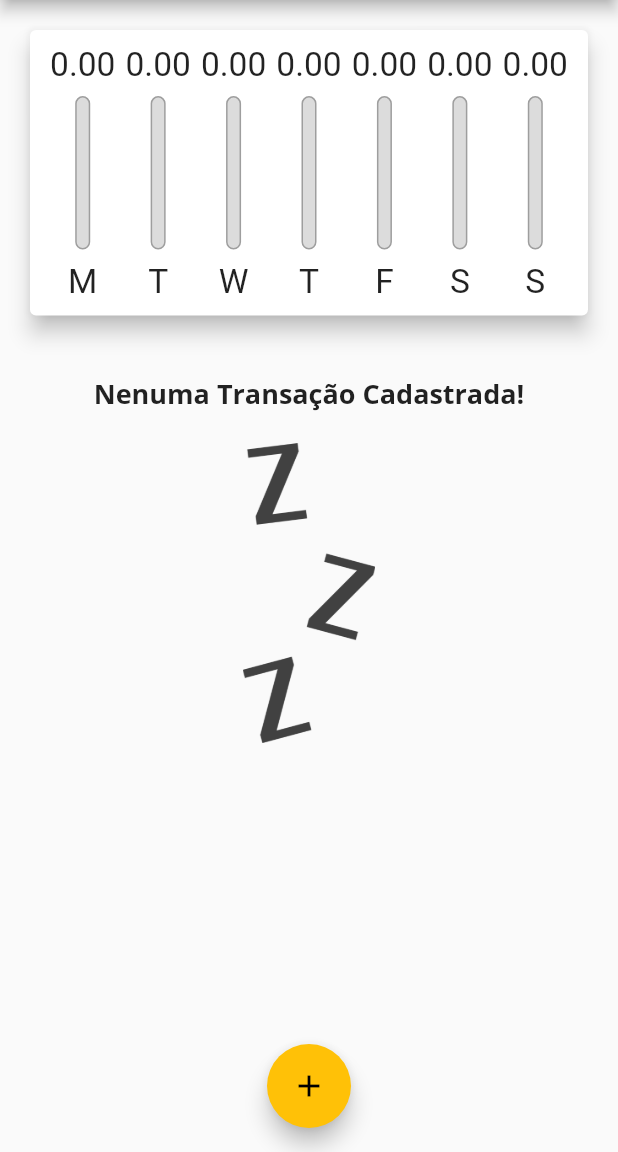
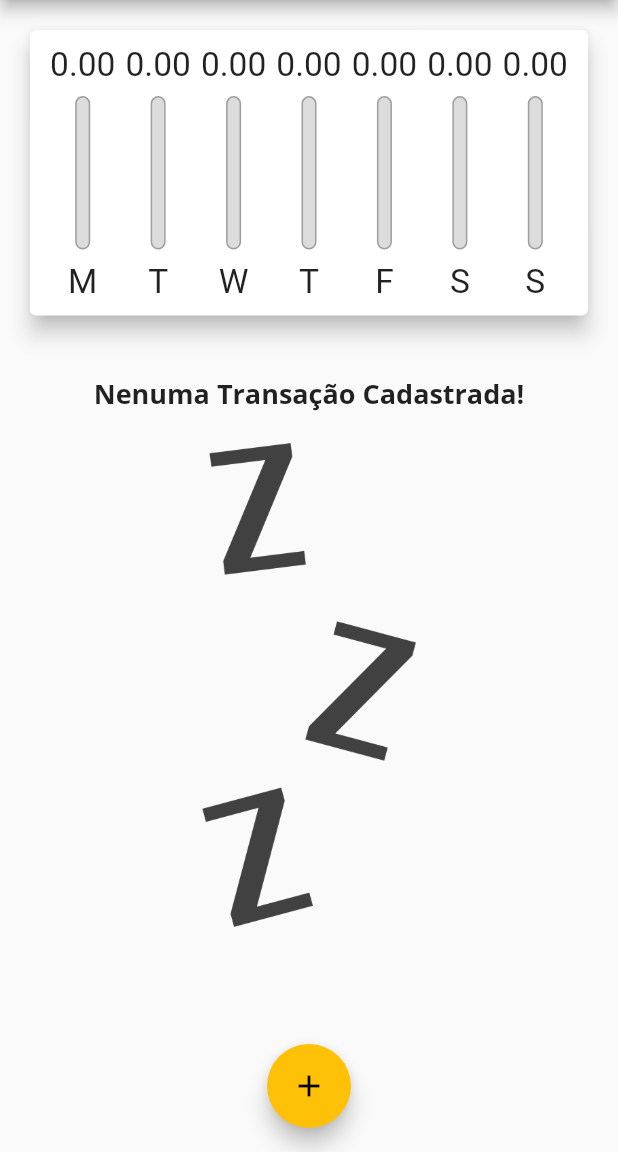
Before and after one commit to elton-costa/expenses, a Flutter app: the screen it shows after launch, on a phone screen of 412 x 824 dp, the part 84-1236 px from its top. Run offline on Flutter 3.47's test engine with Material 2 defaults, Android fonts, the light colour scheme and no system bars; missing offline and left inert: dart:html.

Commit message:
Create landscape mode

```diff
--- a/lib/components/transaction_list.dart
+++ b/lib/components/transaction_list.dart
@@ -10,7 +10,9 @@ class TransactionList extends StatelessWidget {
   @override
   Widget build(BuildContext context) {
     return transactions.isEmpty
-        ? Column(
+        ? LayoutBuilder(
+            builder: (ctx, constraints) {
+              return Column(
                 children: [
                   SizedBox(height: 20),
                   Text(
@@ -19,13 +21,15 @@ class TransactionList extends StatelessWidget {
                   ),
                   SizedBox(height: 20),
                   Container(
-                height: 200,
+                    height: constraints.maxHeight * 0.6,
                     child: Image.asset(
                       'assets/imagens/waiting.png',
                       fit: BoxFit.cover,
                     ),
                   ),
                 ],
+              );
+            },
           )
         : ListView.builder(
             itemCount: transactions.length,
--- a/lib/main.dart
+++ b/lib/main.dart
@@ -46,6 +46,7 @@ class MyHomePage extends StatefulWidget {
 
 class _MyHomePageState extends State<MyHomePage> {
   final List<Transaction> _transactions = [];
+  bool _showChart = false;
 
   List<Transaction> get _recentTransactions {
     return _transactions.where((tr) {
@@ -84,6 +85,8 @@ class _MyHomePageState extends State<MyHomePage> {
 
   @override
   Widget build(BuildContext context) {
+    bool isLandscape =
+        MediaQuery.of(context).orientation == Orientation.landscape;
     final appBar = AppBar(
       title: Text(
         'Despesas Pessoais',
@@ -93,10 +96,19 @@ class _MyHomePageState extends State<MyHomePage> {
         ),
       ),
       actions: [
+        if (isLandscape)
+          IconButton(
+            icon: Icon(_showChart ? Icons.list : Icons.show_chart),
+            onPressed: () {
+              setState(() {
+                _showChart = !_showChart;
+              });
+            },
+          ),
         IconButton(
           icon: Icon(Icons.add),
           onPressed: () => _openTransactionFormModal(context),
-        )
+        ),
       ],
     );
     final availableHeight = MediaQuery.of(context).size.height -
@@ -109,10 +121,27 @@ class _MyHomePageState extends State<MyHomePage> {
         child: Column(
           crossAxisAlignment: CrossAxisAlignment.stretch,
           children: [
+            // if (isLandscape)
+            //   Row(
+            //     mainAxisAlignment: MainAxisAlignment.center,
+            //     children: [
+            //       Text('Exibir Gráfico'),
+            //       Switch(
+            //         value: _showChart,
+            //         onChanged: (value) {
+            //           setState(() {
+            //             _showChart = value;
+            //           });
+            //         },
+            //       ),
+            //     ],
+            //   ),
+            if (_showChart || !isLandscape)
               Container(
-              height: availableHeight * 0.3,
+                height: availableHeight * (isLandscape ? 0.7 : 0.3),
                 child: Chart(_recentTransactions),
               ),
+            if (!_showChart || !isLandscape)
               Container(
                 height: availableHeight * 0.7,
                 child: TransactionList(_transactions, _removeTransaction),
```
Lines whose indentation alone changed are shown as unchanged.
